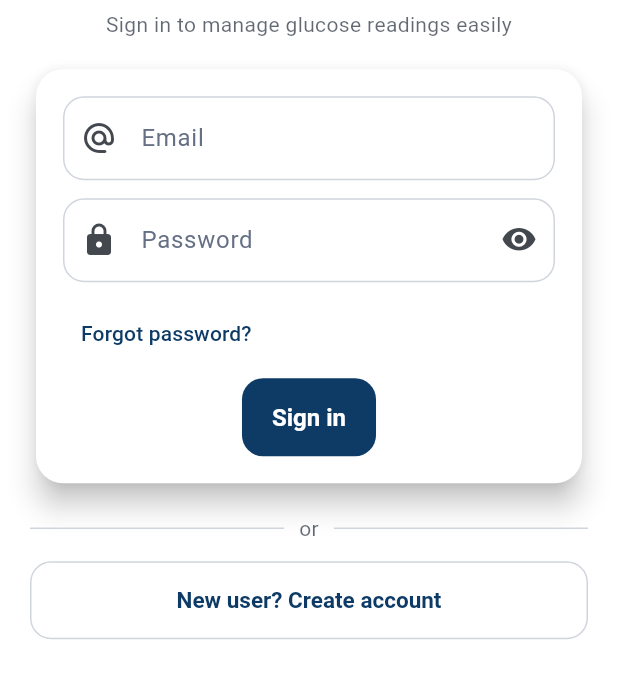
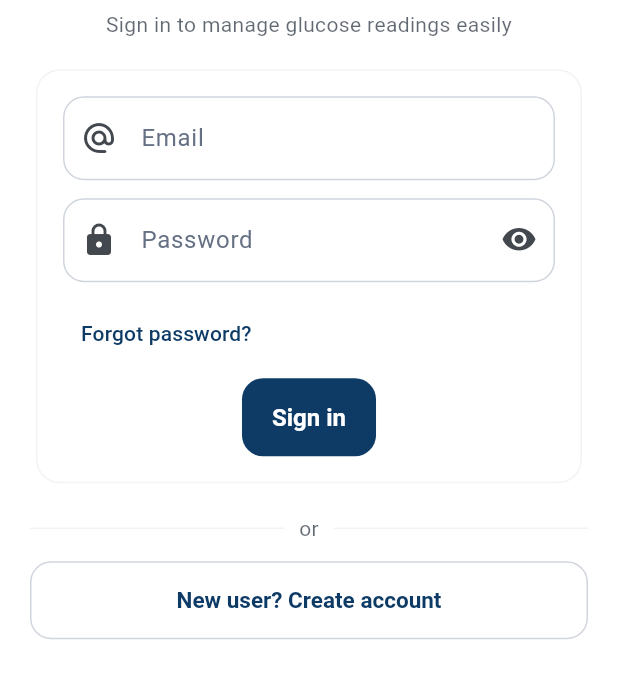
Before and after one commit to mariam2001106/mys-SugaryApp, a Flutter app: the screen it shows after launch, on a phone screen of 412 x 824 dp, the part 455-1154 px from its top. Run offline on Flutter 3.47's test engine with Material 3 defaults, Android fonts, the phone set to English and light mode, and no system bars; our stand-ins replace cloud_firestore, easy_localization, firebase_auth, firebase_core, fl_chart, flutter_local_notifications and 2 more; accounts and stored records are empty.

Commit message:
Address code review feedback - fix theme consistency and color semantics
Co-authored-by: mariam2001106 <217643798+mariam2001106@users.noreply.github.com>

```diff
--- a/lib/screens/meals/meals.screen.dart
+++ b/lib/screens/meals/meals.screen.dart
@@ -133,12 +133,12 @@ class _MealLogScreenState extends State<MealLogScreen> {
         return AlertDialog(
           title: Row(
             children: [
-              Icon(Icons.check_circle, color: dialogCs.tertiary, size: 28),
+              Icon(Icons.check_circle, color: dialogCs.primary, size: 28),
               SizedBox(width: 8),
               Text('meals.save_success'.tr()),
             ],
           ),
-        content: Column(
+          content: Column(
           mainAxisSize: MainAxisSize.min,
           crossAxisAlignment: CrossAxisAlignment.start,
           children: [
--- a/lib/screens/profile/profile_screen.dart
+++ b/lib/screens/profile/profile_screen.dart
@@ -93,7 +93,7 @@ class _ProfileScreenState extends State<ProfileScreen> {
         ScaffoldMessenger.of(context).showSnackBar(
           SnackBar(
             content: Text('profile.carb_ratio_saved'.tr()),
-            backgroundColor: Theme.of(context).colorScheme.tertiary,
+            backgroundColor: Theme.of(context).colorScheme.primary,
           ),
         );
       }
--- a/lib/theme/app_theme.dart
+++ b/lib/theme/app_theme.dart
@@ -103,21 +103,54 @@ class AppTheme {
       filledButtonTheme: _filledButtonTheme(cs),
       outlinedButtonTheme: _outlinedButtonTheme(cs),
       cardTheme: CardThemeData(
-        elevation: 8,
-        surfaceTintColor: cs.surface,
+        elevation: 0,
+        surfaceTintColor: Colors.transparent,
         color: cs.surface,
-        shape: RoundedRectangleBorder(borderRadius: BorderRadius.circular(18)),
+        shape: RoundedRectangleBorder(
+          borderRadius: BorderRadius.circular(16),
+          side: BorderSide(
+            color: cs.outline.withValues(alpha: 0.3),
+            width: 1,
+          ),
+        ),
       ),
-      dividerTheme: DividerThemeData(color: cs.outline, thickness: 1),
+      chipTheme: ChipThemeData(
+        backgroundColor: cs.surfaceContainerHighest,
+        selectedColor: cs.primaryContainer,
+        disabledColor: cs.surfaceContainerLow,
+        labelStyle: TextStyle(color: cs.onSurface),
+        secondaryLabelStyle: TextStyle(color: cs.onSurfaceVariant),
+        side: BorderSide(color: cs.outline, width: 1),
+        shape: RoundedRectangleBorder(borderRadius: BorderRadius.circular(12)),
+      ),
+      bottomNavigationBarTheme: BottomNavigationBarThemeData(
+        backgroundColor: cs.surface,
+        selectedItemColor: cs.primary,
+        unselectedItemColor: cs.onSurfaceVariant.withValues(alpha: 0.6),
+        selectedLabelStyle: const TextStyle(fontSize: 12, fontWeight: FontWeight.w600),
+        unselectedLabelStyle: const TextStyle(fontSize: 11, fontWeight: FontWeight.w500),
+        type: BottomNavigationBarType.fixed,
+        elevation: 0,
+      ),
+      iconTheme: IconThemeData(color: cs.onSurface),
+      dividerTheme: DividerThemeData(
+        color: cs.outline.withValues(alpha: 0.3),
+        thickness: 1,
+      ),
+      tooltipTheme: TooltipThemeData(
+        decoration: BoxDecoration(
+          color: cs.inverseSurface,
+          borderRadius: BorderRadius.circular(8),
+        ),
+        textStyle: TextStyle(color: cs.onInverseSurface, fontSize: 12),
+      ),
     );
   }
 
   static ThemeData dark() {
     // Material 3 compliant dark ColorScheme with accessibility focus
-    // Background hierarchy: background < surface < surfaceContainer < surfaceContainerHighest
+    // Background hierarchy: surface < surfaceContainer < surfaceContainerHighest
     final cs = ColorScheme.dark(
-      // Near-black background for deep contrast
-      background: const Color(0xFF0D0F12),
       // Slightly lighter surface for cards and containers
       surface: const Color(0xFF101317),
       surfaceContainerLowest: const Color(0xFF0D0F12),
@@ -174,7 +207,7 @@ class AppTheme {
     return ThemeData(
       useMaterial3: true,
       colorScheme: cs,
-      scaffoldBackgroundColor: cs.background,
+      scaffoldBackgroundColor: cs.surfaceContainerLowest,
       appBarTheme: AppBarTheme(
         backgroundColor: Colors.transparent,
         foregroundColor: cs.onSurface,
```
